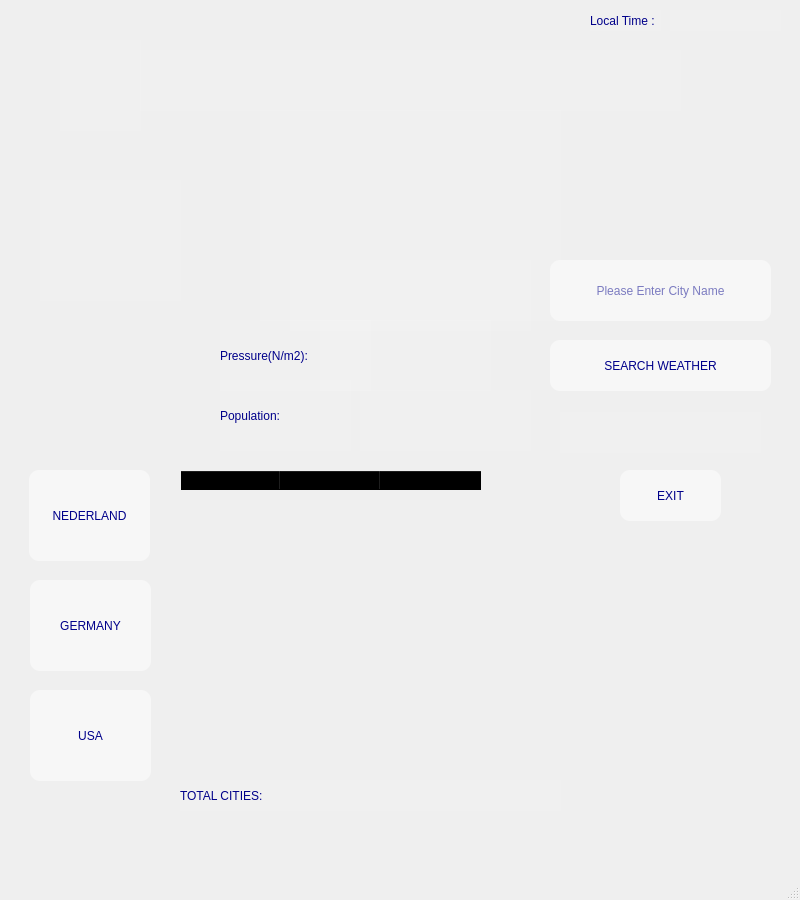
yunusdonmez-dev/Class_3_team_3_project_3, file weather.ui: the form before one commit.
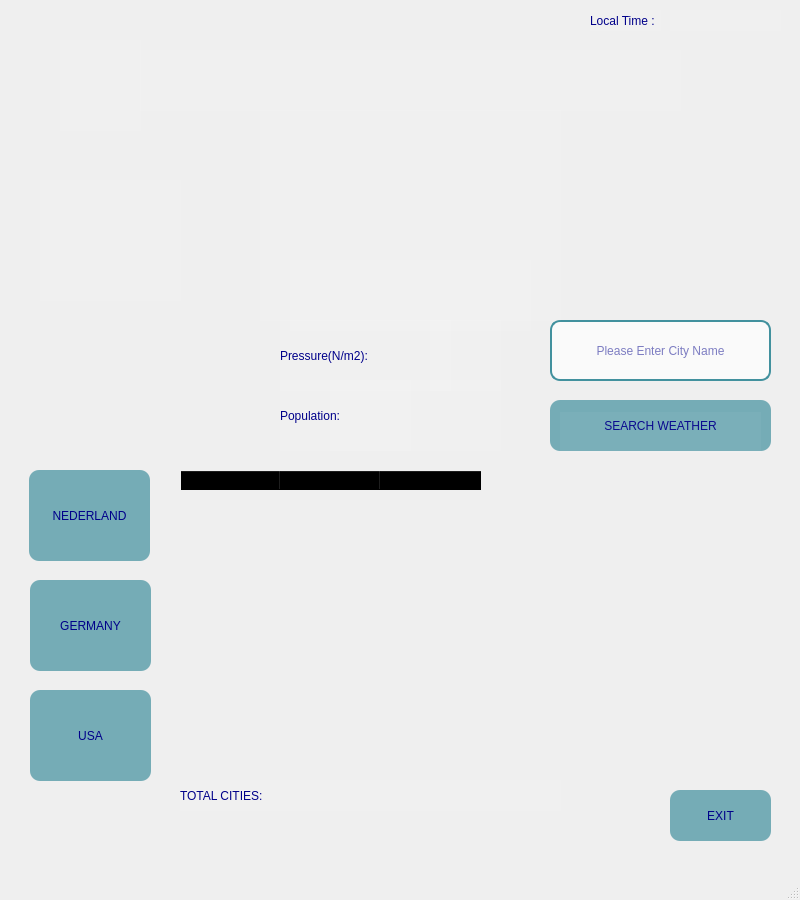
The form after the commit.

Patch:
```diff
--- a/weather.ui
+++ b/weather.ui
@@ -25,6 +25,9 @@
   <property name="windowTitle">
    <string>MainWindow</string>
   </property>
+  <property name="styleSheet">
+   <string notr="true"/>
+  </property>
   <widget class="QWidget" name="centralwidget">
    <widget class="QPushButton" name="but_nl">
     <property name="geometry">
@@ -37,10 +40,11 @@
     </property>
     <property name="styleSheet">
      <string notr="true">color: rgb(0, 0, 138);
-background-color: rgb(255, 255, 255, 128);
-font: 75 9pt &quot;MS Shell Dlg 2&quot;;
+background-color: rgb(66, 145, 158, 180);
+font: 87 10pt &quot;Segoe UI Black&quot;;
 border-radius: 10px;
 
+
 </string>
     </property>
     <property name="text">
@@ -58,8 +62,8 @@
     </property>
     <property name="styleSheet">
      <string notr="true">color: rgb(0, 0, 138);
-background-color: rgb(255, 255, 255, 128);
-font: 75 9pt &quot;MS Shell Dlg 2&quot;;
+background-color: rgb(66, 145, 158, 180);
+font: 87 10pt &quot;Segoe UI Black&quot;;
 border-radius: 10px;
 </string>
     </property>
@@ -78,8 +82,8 @@
     </property>
     <property name="styleSheet">
      <string notr="true">color: rgb(0, 0, 138);
-background-color: rgb(255, 255, 255, 128);
-font: 75 9pt &quot;MS Shell Dlg 2&quot;;
+background-color: rgb(66, 145, 158, 180);
+font: 87 10pt &quot;Segoe UI Black&quot;;
 border-radius: 10px;
 </string>
     </property>
@@ -92,7 +96,7 @@
      <rect>
       <x>180</x>
       <y>470</y>
-      <width>381</width>
+      <width>591</width>
       <height>311</height>
      </rect>
     </property>
@@ -148,17 +152,17 @@
     <property name="geometry">
      <rect>
       <x>550</x>
-      <y>260</y>
+      <y>320</y>
       <width>221</width>
       <height>61</height>
      </rect>
     </property>
     <property name="styleSheet">
      <string notr="true">color: rgb(0, 0, 138);
-background-color: rgb(255, 255, 255, 128);
+background-color: rgb(255, 255, 255, 180);
 font: 75 9pt &quot;MS Shell Dlg 2&quot;;
 border-radius: 10px;
-</string>
+border: 2px solid rgb(66, 145, 158);</string>
     </property>
     <property name="text">
      <string/>
@@ -180,15 +184,15 @@
     <property name="geometry">
      <rect>
       <x>550</x>
-      <y>340</y>
+      <y>400</y>
       <width>221</width>
       <height>51</height>
      </rect>
     </property>
     <property name="styleSheet">
      <string notr="true">color: rgb(0, 0, 138);
-background-color: rgb(255, 255, 255, 128);
-font: 75 9pt &quot;MS Shell Dlg 2&quot;;
+background-color: rgb(66, 145, 158, 180);
+font: 87 10pt &quot;Segoe UI Black&quot;;
 border-radius: 10px;
 </string>
     </property>
@@ -320,10 +324,10 @@
    <widget class="QLabel" name="la_population">
     <property name="geometry">
      <rect>
-      <x>360</x>
-      <y>390</y>
+      <x>330</x>
+      <y>380</y>
       <width>171</width>
-      <height>61</height>
+      <height>71</height>
      </rect>
     </property>
     <property name="styleSheet">
@@ -334,13 +338,16 @@
     <property name="text">
      <string/>
     </property>
+    <property name="alignment">
+     <set>Qt::AlignRight|Qt::AlignTrailing|Qt::AlignVCenter</set>
+    </property>
    </widget>
    <widget class="QLabel" name="la_pressure">
     <property name="geometry">
      <rect>
-      <x>320</x>
+      <x>430</x>
       <y>320</y>
-      <width>171</width>
+      <width>71</width>
       <height>71</height>
      </rect>
     </property>
@@ -353,15 +360,15 @@
      <string/>
     </property>
     <property name="alignment">
-     <set>Qt::AlignCenter</set>
+     <set>Qt::AlignRight|Qt::AlignTrailing|Qt::AlignVCenter</set>
     </property>
    </widget>
    <widget class="QLabel" name="la_pressure_lbl">
     <property name="geometry">
      <rect>
-      <x>220</x>
+      <x>280</x>
       <y>320</y>
-      <width>151</width>
+      <width>171</width>
       <height>71</height>
      </rect>
     </property>
@@ -382,7 +389,7 @@
    <widget class="QLabel" name="la_population_lbl">
     <property name="geometry">
      <rect>
-      <x>220</x>
+      <x>280</x>
       <y>380</y>
       <width>131</width>
       <height>71</height>
@@ -455,29 +462,35 @@
    <widget class="QLabel" name="la_icon">
     <property name="geometry">
      <rect>
-      <x>210</x>
-      <y>250</y>
-      <width>91</width>
-      <height>91</height>
-     </rect>
-    </property>
-    <property name="text">
-     <string/>
-    </property>
-   </widget>
-   <widget class="QPushButton" name="but_exit">
-    <property name="geometry">
-     <rect>
       <x>620</x>
-      <y>470</y>
+      <y>160</y>
+      <width>131</width>
+      <height>121</height>
+     </rect>
+    </property>
+    <property name="text">
+     <string/>
+    </property>
+    <property name="scaledContents">
+     <bool>true</bool>
+    </property>
+    <property name="alignment">
+     <set>Qt::AlignJustify|Qt::AlignVCenter</set>
+    </property>
+   </widget>
+   <widget class="QPushButton" name="but_exit">
+    <property name="geometry">
+     <rect>
+      <x>670</x>
+      <y>790</y>
       <width>101</width>
       <height>51</height>
      </rect>
     </property>
     <property name="styleSheet">
      <string notr="true">color: rgb(0, 0, 138);
-background-color: rgb(255, 255, 255, 128);
-font: 75 9pt &quot;MS Shell Dlg 2&quot;;
+background-color: rgb(66, 145, 158, 180);
+font: 87 10pt &quot;Segoe UI Black&quot;;
 border-radius: 10px;
 </string>
     </property>
```
Left out of the diff: 10 changed lines with no effect on the pictures.
